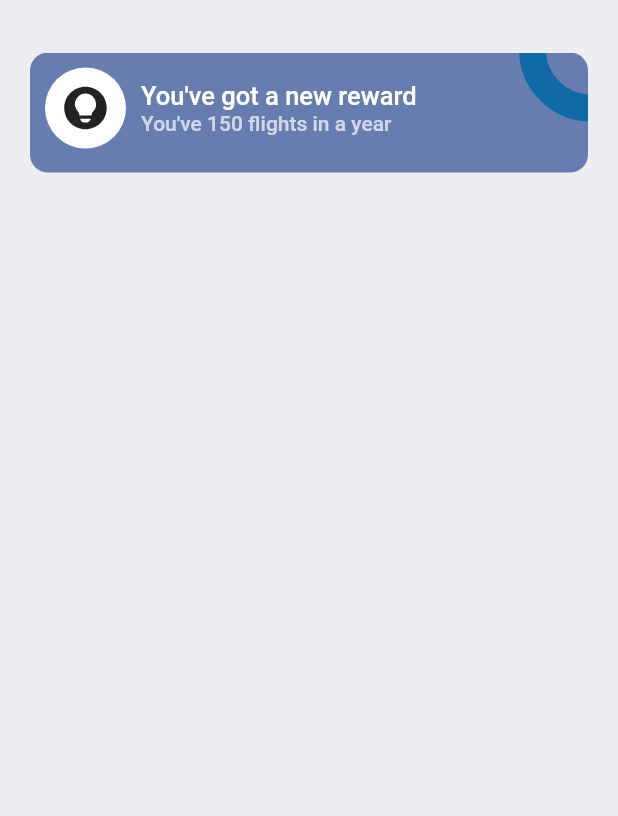
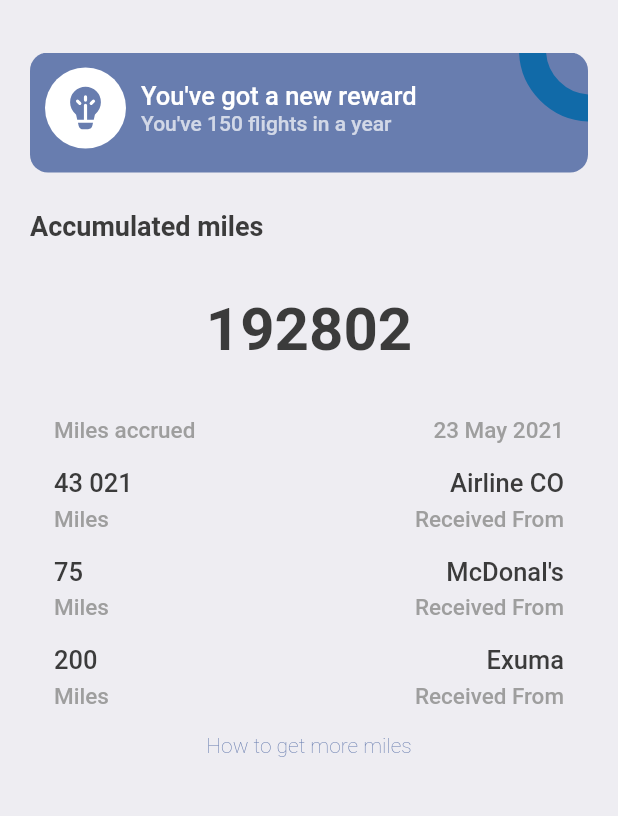
Before and after one commit to Willan0/ticket_aeroplane, a Flutter app: the Profile screen opened directly, on a phone screen of 412 x 824 dp, the part 219-1035 px from its top. Run offline on Flutter 3.47's test engine with Material 2 defaults, Android fonts, the phone set to English and light mode, and no system bars; our stand-ins replace barcode_widget, fluentui_icons, gap, get.

Commit message:
ticket_aeroplane

```diff
--- a/lib/screen/profile_screen.dart
+++ b/lib/screen/profile_screen.dart
@@ -4,6 +4,7 @@ import 'package:gap/gap.dart';
 import 'package:ticket/utils/app_layout.dart';
 
 import '../utils/app_style.dart';
+import '../utils/two_column_in_one_row.dart';
 
 class Profile extends StatelessWidget {
   const Profile({Key? key}) : super(key: key);
@@ -97,7 +98,7 @@ class Profile extends StatelessWidget {
                         shape: BoxShape.circle,
                         color: Colors.white
                       ),
-                      child: const Icon(FluentSystemIcons.ic_fluent_lightbulb_circle_filled,size: 34,)
+                      child:Icon(FluentSystemIcons.ic_fluent_lightbulb_filament_filled,color: Style.primaryColor,size: 34,)
                     ),
                     Gap(AppLayout.getHeight(10)),
                     Column(
@@ -111,6 +112,33 @@ class Profile extends StatelessWidget {
                 ),
               )
             ]
+          ),
+          Gap(AppLayout.getHeight(25)),
+          Text('Accumulated miles',style: TextStyle(fontSize: 18,fontWeight: FontWeight.bold,color: Style.textColor),),
+          Gap(AppLayout.getHeight(35)),
+          Center(child: Text('192802',style: TextStyle(fontSize: 40,fontWeight: FontWeight.bold,color: Style.textColor),)),
+          Gap(AppLayout.getHeight(35)),
+          Padding(
+            padding: EdgeInsets.symmetric(horizontal: AppLayout.getHeight(16)),
+            child: Column(
+              children: [
+                Row(
+                  mainAxisAlignment: MainAxisAlignment.spaceBetween,
+                  children: [
+                    Text('Miles accrued',style: Style.headingLineStyle5,),
+                    Text('23 May 2021',style: Style.headingLineStyle5,)
+                  ],
+                ),
+                Gap(AppLayout.getHeight(16)),
+                const TowInOne(miles: "43 021", country: "Airline CO" ,),
+                Gap(AppLayout.getHeight(16)),
+                const TowInOne(miles: "75", country: "McDonal's" ,),
+                Gap(AppLayout.getHeight(16)),
+                const TowInOne(miles: "200", country: "Exuma" ,),
+                Gap(AppLayout.getHeight(16)),
+                Text('How to get more miles',style: TextStyle(fontSize: 14,color: Style.primaryColor,fontWeight: FontWeight.w200),)
+              ],
+            ),
           )
         ],
       ),
--- /dev/null
+++ b/lib/utils/two_column_in_one_row.dart
@@ -0,0 +1,37 @@
+import 'package:flutter/cupertino.dart';
+import 'package:gap/gap.dart';
+import 'package:ticket/utils/app_layout.dart';
+
+import 'app_style.dart';
+
+class TowInOne extends StatelessWidget {
+  final String miles;
+  final String country;
+  const TowInOne({Key? key, required this.miles, required this.country}) : super(key: key);
+
+  @override
+  Widget build(BuildContext context) {
+    return Row(
+      mainAxisAlignment: MainAxisAlignment.spaceBetween,
+      children: [
+        Column(
+          crossAxisAlignment: CrossAxisAlignment.start,
+          children: [
+            Text(miles,style: Style.headingLineStyle3.copyWith(color: Style.textColor),),
+            Gap(AppLayout.getHeight(5)),
+            Text('Miles',style: Style.headingLineStyle5),
+          ],
+        ),
+
+        Column(
+          crossAxisAlignment: CrossAxisAlignment.end,
+          children: [
+            Text(country,style: Style.headingLineStyle3.copyWith(color: Style.textColor),),
+            Gap(AppLayout.getHeight(5)),
+            Text('Received From',style: Style.headingLineStyle5),
+          ],
+        )
+      ],
+    );
+  }
+}
```
